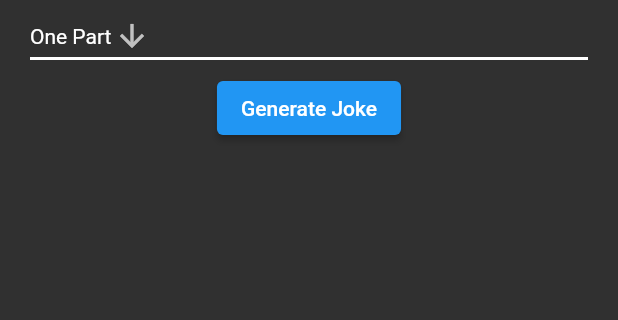
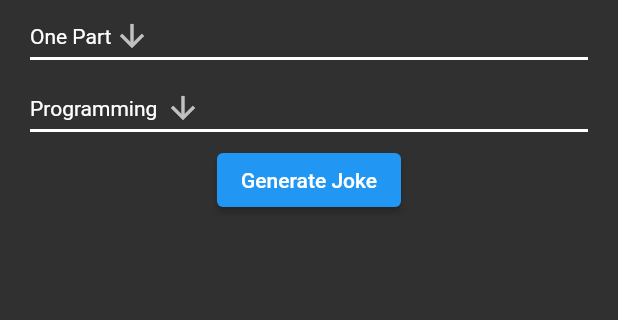
Before and after one commit to Ara-brrr/Joke_Api_App, a Flutter app: the screen it shows after launch, on a phone screen of 412 x 824 dp, the part 180-500 px from its top. Run offline on Flutter 3.47's test engine with Material 2 defaults, Android fonts, the phone set to English and light mode, and no system bars; network calls fail.

Commit message:
added catagory opsions

```diff
--- a/lib/main.dart
+++ b/lib/main.dart
@@ -4,6 +4,7 @@ import 'dart:async';
 
 //list for the dropdown menu
 List<String> list = <String>['One Part', 'Two Part'];
+List<String> list2 = <String>['Programming', 'Miscellaneous', 'Dark', 'Pun', 'Spooky', 'Christmas'];
 void main() {
   runApp(const MyApp());
 }
@@ -81,6 +82,29 @@ class _MyHomePageState extends State<MyHomePage> {
               );
             }).toList(),
           ),
+
+          DropdownButton(
+            value: cat,
+            icon: const Icon(Icons.arrow_downward),
+            elevation: 16,
+            style: const TextStyle(color: Colors.white),
+            underline: Container(
+              height: 2,
+              color: Colors.white,
+            ),
+            onChanged: (String? newValue) {
+              setState(() {
+                cat = newValue!;
+              });
+            },
+            items: list2.map<DropdownMenuItem<String>>((String value) {
+              return DropdownMenuItem<String>(
+                value: value,
+                child: Text(value),
+              );
+            }).toList()
+            ),
+
           //get new joke button that now checks
           //the value of the dropdown menu and displays the correct joke type
           //alhamdulillah
```
Also changed, not shown: lib/joke_2_part.dart (deleted, +0 -24 lines).
